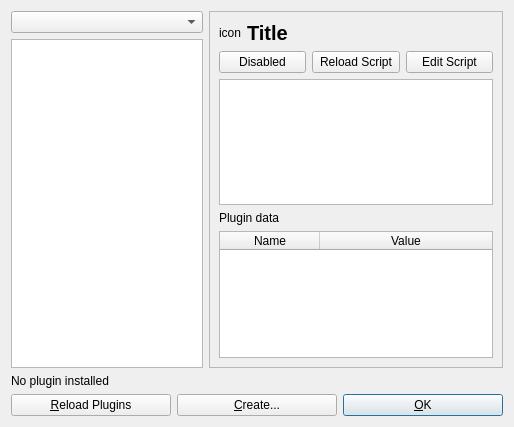
mbasaglia/Knotter, file src/dialogs/dialog_plugins.ui: the form before one commit.
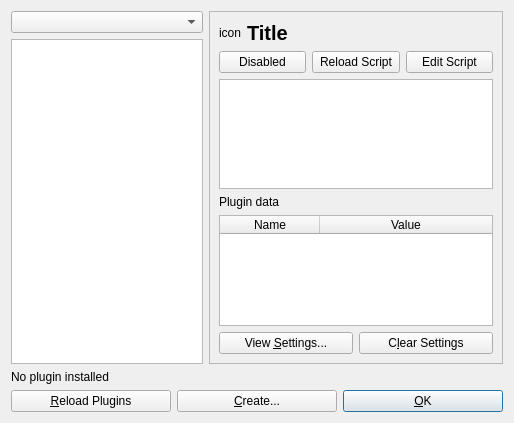
The form after the commit. Icons and pictures are not drawn.

The edit to the form file:
```diff
--- a/src/dialogs/dialog_plugins.ui
+++ b/src/dialogs/dialog_plugins.ui
@@ -7,7 +7,7 @@
     <x>0</x>
     <y>0</y>
     <width>514</width>
-    <height>427</height>
+    <height>423</height>
    </rect>
   </property>
   <property name="windowTitle">
@@ -70,12 +70,18 @@
        </layout>
       </item>
       <item>
-       <widget class="QFrame" name="frame">
-        <property name="frameShape">
-         <enum>QFrame::StyledPanel</enum>
+       <widget class="QScrollArea" name="scrollArea">
+        <property name="widgetResizable">
+         <bool>true</bool>
         </property>
-        <property name="frameShadow">
-         <enum>QFrame::Raised</enum>
+        <widget class="QWidget" name="scrollAreaWidgetContents">
+         <property name="geometry">
+          <rect>
+           <x>0</x>
+           <y>0</y>
+           <width>294</width>
+           <height>350</height>
+          </rect>
         </property>
         <layout class="QVBoxLayout" name="verticalLayout_2">
          <item>
@@ -184,7 +190,32 @@
            </column>
           </widget>
          </item>
-        </layout>
+          <item>
+           <layout class="QHBoxLayout" name="horizontalLayout_5">
+            <item>
+             <widget class="QPushButton" name="button_view_settings">
+              <property name="text">
+               <string>View &amp;Settings...</string>
+              </property>
+              <property name="icon">
+               <iconset theme="document-edit"/>
+              </property>
+             </widget>
+            </item>
+            <item>
+             <widget class="QPushButton" name="button_clear_settings">
+              <property name="text">
+               <string>C&amp;lear Settings</string>
+              </property>
+              <property name="icon">
+               <iconset theme="edit-clear"/>
+              </property>
+             </widget>
+            </item>
+           </layout>
+          </item>
+         </layout>
+        </widget>
        </widget>
       </item>
      </layout>
```
Lines whose indentation alone changed are shown as unchanged.
